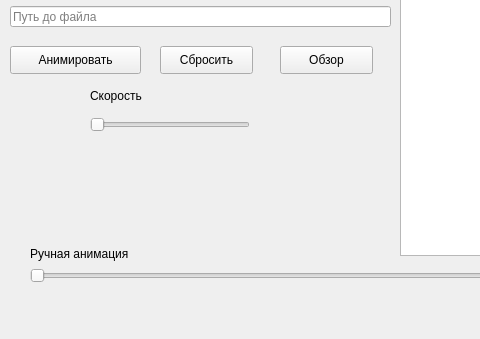
Above: GUI_creation/GUI.ui from kaizer-nurik/manipulator_planning_simple before the change; both pictures show x 0 to 480 and y 504 to 843 of the 1114 by 843 pixel window. Below: the same form after it.
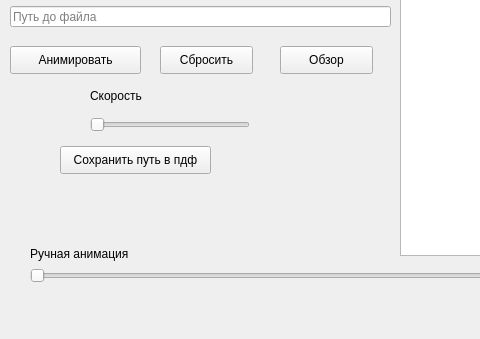
That is the form after the change.

Commit message: Add function to copy path to pdf

The edit to the form file:
```diff
--- a/GUI_creation/GUI.ui
+++ b/GUI_creation/GUI.ui
@@ -556,6 +556,19 @@
      <string>10</string>
     </property>
    </widget>
+   <widget class="QPushButton" name="path_pdf_btn">
+    <property name="geometry">
+     <rect>
+      <x>60</x>
+      <y>650</y>
+      <width>151</width>
+      <height>28</height>
+     </rect>
+    </property>
+    <property name="text">
+     <string>Сохранить путь в пдф</string>
+    </property>
+   </widget>
   </widget>
   <widget class="QMenuBar" name="menubar">
    <property name="geometry">
```
The commit also changes 4 other files.
